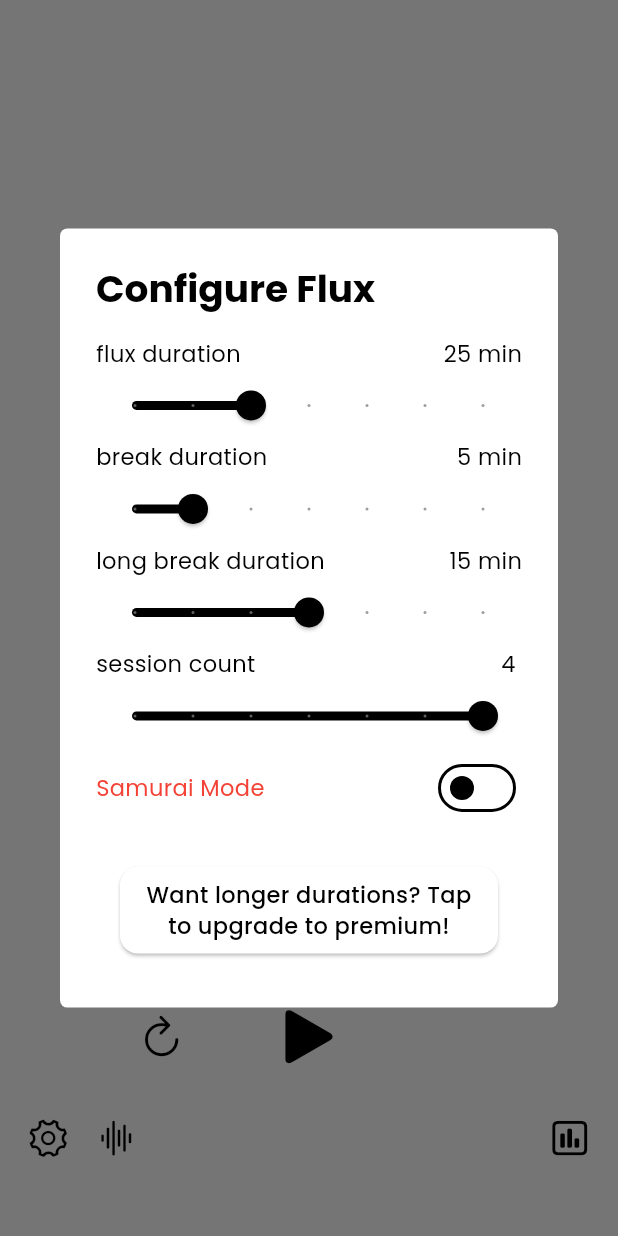
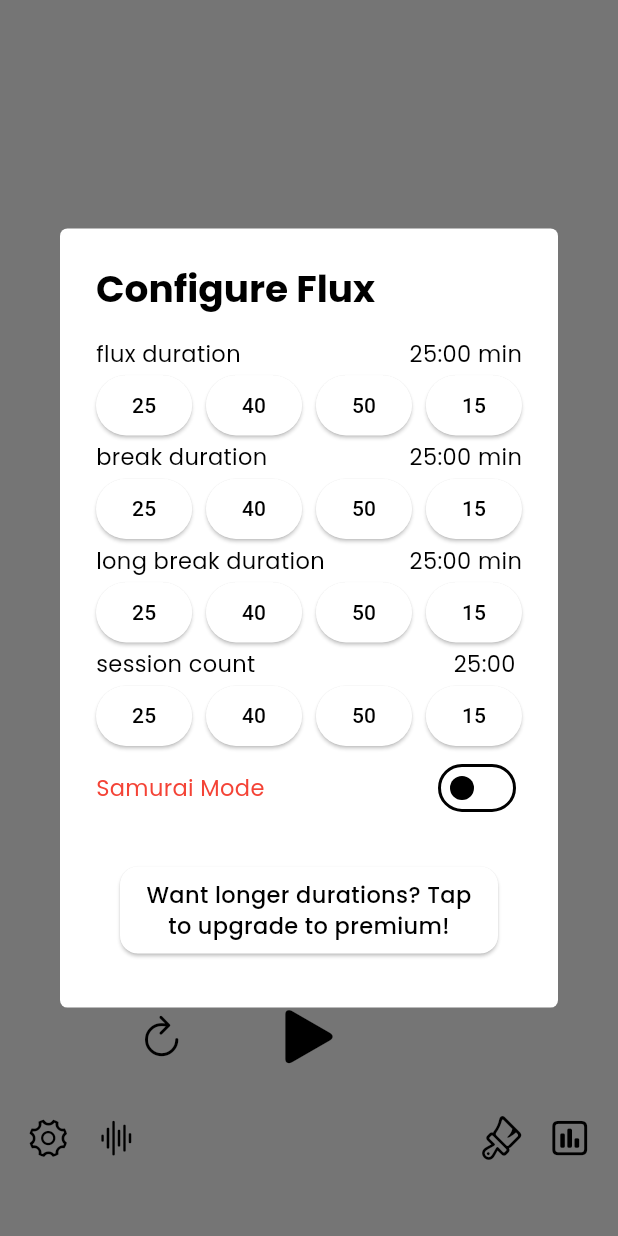
Before and after one commit to serifagir/flux, a Flutter app: the screen it shows after launch, after a tap on an icon or button, on a phone screen of 412 x 824 dp. Run offline on Flutter 3.47's test engine with Material 3 defaults, Android fonts, the phone set to English and light mode, and no system bars; our stand-ins replace google_fonts, settings_ui, shared_preferences, wakelock; missing offline and left inert: dart:ffi.

Commit message:
some ui improvements

```diff
--- a/lib/components/main_page_components/session_control_buttons.dart
+++ b/lib/components/main_page_components/session_control_buttons.dart
@@ -15,7 +15,9 @@ class SessionControlButtons extends StatelessWidget {
   Widget build(BuildContext context) {
     final timerProvider = Provider.of<TimerProvider>(context);
     final size = MediaQuery.of(context).size;
-    return Row(
+    return Positioned(
+      bottom: 100,
+      child: Row(
         mainAxisAlignment: MainAxisAlignment.spaceBetween,
         crossAxisAlignment: CrossAxisAlignment.center,
         children: [
@@ -53,10 +55,12 @@ class SessionControlButtons extends StatelessWidget {
             onPressed: () {
               timerProvider.jumpNextRound();
             },
-          icon: Icon(timerProvider.isBreakTime ? CupertinoIcons.forward : null,
+            icon: Icon(
+                timerProvider.isBreakTime ? CupertinoIcons.forward : null,
                 size: 30.0),
           ),
         ],
+      ),
     );
   }
 }
--- a/lib/components/main_page_components/session_timer.dart
+++ b/lib/components/main_page_components/session_timer.dart
@@ -12,13 +12,15 @@ class SessionTimer extends StatelessWidget {
 
   @override
   Widget build(BuildContext context) {
-    return const Column(
+    return Center(
+      child: const Column(
         mainAxisAlignment: MainAxisAlignment.center,
         children: [
           TimeModeWidget(),
           SessionCountIndicator(),
           TimeWidget(),
         ],
+      ),
     );
   }
 }
--- a/lib/provider/stats_provider.dart
+++ b/lib/provider/stats_provider.dart
@@ -3,8 +3,42 @@ import 'package:flux/models/flux.dart';
 
 class StatsProvider extends ChangeNotifier {
   int _totalTime = 0;
+  int _totalSessions = 0;
 
-  List<Flux> _completedFluxes = [];
+  final List<Flux> _completedFluxes = [
+    Flux(
+      fluxDuration: 100,
+      date: DateTime.now(),
+    ),
+    Flux(
+      fluxDuration: 100,
+      date: DateTime.now().subtract(const Duration(days: 1)),
+    ),
+    Flux(
+      fluxDuration: 100,
+      date: DateTime.now().subtract(const Duration(days: 2)),
+    ),
+    Flux(
+      fluxDuration: 100,
+      date: DateTime.now().subtract(const Duration(days: 2)),
+    ),
+    Flux(
+      fluxDuration: 100,
+      date: DateTime.now().subtract(const Duration(days: 3)),
+    ),
+    Flux(
+      fluxDuration: 100,
+      date: DateTime.now().subtract(const Duration(days: 3)),
+    ),
+    Flux(
+      fluxDuration: 100,
+      date: DateTime.now().subtract(const Duration(days: 3)),
+    ),
+    Flux(
+      fluxDuration: 100,
+      date: DateTime.now().subtract(const Duration(days: 4)),
+    ),
+  ];
 
   int get totalTime => _totalTime;
 
@@ -18,4 +52,18 @@ class StatsProvider extends ChangeNotifier {
     _totalTime += time;
     notifyListeners();
   }
+
+  void dailyDataHandler(DateTime date) {
+    _totalTime = 0;
+    _totalSessions = 0;
+    _completedFluxes.forEach((flux) {
+      _totalSessions++;
+      if (flux.date.day == date.day &&
+          flux.date.month == date.month &&
+          flux.date.year == date.year) {
+        _totalTime += flux.fluxDuration;
+      }
+    });
+    notifyListeners();
+  }
 }
--- a/lib/screens/main_page.dart
+++ b/lib/screens/main_page.dart
@@ -6,7 +6,6 @@ import 'package:flux/provider/flux_configure_provider.dart';
 import 'package:flux/provider/samurai_mode_provider.dart';
 import 'package:flux/provider/time_provider.dart';
 import 'package:flux/screens/settings_page.dart';
-import 'package:flux/screens/stats_page.dart';
 import 'package:google_fonts/google_fonts.dart';
 import 'package:provider/provider.dart';
 
@@ -22,20 +21,31 @@ class MainPage extends StatelessWidget {
           child: Stack(
         alignment: AlignmentDirectional.center,
         children: [
-          Positioned(
-              bottom: size.width * 0.1,
-              left: size.width * 0.02,
-              child: timerProvider.isRunning
-                  ? const SizedBox()
-                  : IconButton(
-                      onPressed: () {
-                        Navigator.push(
-                            context,
-                            MaterialPageRoute(
-                                builder: (context) => const SettingsPage()));
-                      },
-                      icon: const Icon(CupertinoIcons.gear_alt, size: 30))),
-          Positioned(
+          SettingsPageNavigateButton(size: size, timerProvider: timerProvider),
+          FluxConfigureDialogButton(size: size, timerProvider: timerProvider),
+          StatsPageNavigateButton(size: size),
+          CustomizePageNavigateButton(size: size),
+          const SessionTimer(),
+          const SessionControlButtons()
+        ],
+      )),
+    );
+  }
+}
+
+class FluxConfigureDialogButton extends StatelessWidget {
+  const FluxConfigureDialogButton({
+    super.key,
+    required this.size,
+    required this.timerProvider,
+  });
+
+  final Size size;
+  final TimerProvider timerProvider;
+
+  @override
+  Widget build(BuildContext context) {
+    return Positioned(
         bottom: size.width * 0.1,
         left: size.width * 0.13,
         child: timerProvider.isRunning
@@ -52,42 +62,7 @@ class MainPage extends StatelessWidget {
                 icon: const Icon(
                   CupertinoIcons.waveform,
                   size: 30,
-                      ))),
-          Positioned(
-              bottom: size.width * 0.1,
-              right: size.width * 0.02,
-              child: IconButton(
-                  onPressed: () {
-                    Navigator.push(
-                        context,
-                        MaterialPageRoute(
-                            builder: (context) => const StatsPage()));
-                  },
-                  icon: const Icon(CupertinoIcons.chart_bar_square, size: 30))),
-          // Positioned(
-          //     bottom: size.width * 0.1,
-          //     right: size.width * 0.13,
-          //     child: IconButton(
-          //         onPressed: () {
-          //           showDialog(
-          //               context: context,
-          //               builder: (context) => const CustomizePage());
-          //         },
-          //         icon: const Icon(
-          //           CupertinoIcons.paintbrush,
-          //           size: 30,
-          //         ))),
-
-          Center(
-            child: SessionTimer(),
-          ),
-          Positioned(
-            bottom: 100,
-            child: SessionControlButtons(),
-          )
-        ],
-      )),
-    );
+                )));
   }
 }
 
@@ -205,11 +180,6 @@ class DurationWidget extends StatelessWidget {
     final timerProvider = Provider.of<TimerProvider>(context);
     return Column(
       children: [
-        Column(
-          mainAxisAlignment: MainAxisAlignment.center,
-          crossAxisAlignment: CrossAxisAlignment.start,
-          mainAxisSize: MainAxisSize.max,
-          children: [
         Row(
           mainAxisAlignment: MainAxisAlignment.spaceBetween,
           crossAxisAlignment: CrossAxisAlignment.center,
@@ -224,7 +194,7 @@ class DurationWidget extends StatelessWidget {
               ),
             ),
             Text(
-                  " $sliderValue $minText",
+              " ${timerProvider.currentTimeDisplay} $minText",
               softWrap: true,
               textAlign: TextAlign.left,
               style: GoogleFonts.poppins(
@@ -234,18 +204,33 @@ class DurationWidget extends StatelessWidget {
             ),
           ],
         ),
-            Slider(
-              label: "$sliderValue",
-              divisions: 6,
-              max: max,
-              min: min,
-              value: sliderValue.toDouble(),
-              onChanged: (value) {
-                sliderValue = value.toInt();
-                updateValue(sliderValue);
+        Row(
+          mainAxisAlignment: MainAxisAlignment.spaceBetween,
+          children: [
+            ElevatedButton(
+                onPressed: () {
+                  updateValue(15);
                   timerProvider.resetTimer();
                 },
-            ),
+                child: Text("25")),
+            ElevatedButton(
+                onPressed: () {
+                  updateValue(15);
+                  timerProvider.resetTimer();
+                },
+                child: Text("40")),
+            ElevatedButton(
+                onPressed: () {
+                  updateValue(15);
+                  timerProvider.resetTimer();
+                },
+                child: Text("50")),
+            ElevatedButton(
+                onPressed: () {
+                  updateValue(15);
+                  timerProvider.resetTimer();
+                },
+                child: Text("15")),
           ],
         ),
       ],
@@ -312,3 +297,79 @@ class SamuraiModeForm extends StatelessWidget {
     );
   }
 }
+
+class SettingsPageNavigateButton extends StatelessWidget {
+  const SettingsPageNavigateButton({
+    super.key,
+    required this.size,
+    required this.timerProvider,
+  });
+
+  final Size size;
+  final TimerProvider timerProvider;
+
+  @override
+  Widget build(BuildContext context) {
+    return Positioned(
+        bottom: size.width * 0.1,
+        left: size.width * 0.02,
+        child: timerProvider.isRunning
+            ? const SizedBox()
+            : IconButton(
+                onPressed: () {
+                  Navigator.push(
+                      context,
+                      MaterialPageRoute(
+                          builder: (context) => const SettingsPage()));
+                },
+                icon: const Icon(CupertinoIcons.gear_alt, size: 30)));
+  }
+}
+
+class StatsPageNavigateButton extends StatelessWidget {
+  const StatsPageNavigateButton({
+    super.key,
+    required this.size,
+  });
+
+  final Size size;
+
+  @override
+  Widget build(BuildContext context) {
+    return Positioned(
+        bottom: size.width * 0.1,
+        right: size.width * 0.02,
+        child: IconButton(
+            onPressed: () {
+              Navigator.push(context,
+                  MaterialPageRoute(builder: (context) => Text("null")));
+            },
+            icon: const Icon(CupertinoIcons.chart_bar_square, size: 30)));
+  }
+}
+
+class CustomizePageNavigateButton extends StatelessWidget {
+  const CustomizePageNavigateButton({
+    super.key,
+    required this.size,
+  });
+
+  final Size size;
+
+  @override
+  Widget build(BuildContext context) {
+    return Positioned(
+        bottom: size.width * 0.1,
+        right: size.width * 0.13,
+        child: IconButton(
+            onPressed: () {
+              showDialog(
+                  context: context,
+                  builder: (context) => const Text("customize page"));
+            },
+            icon: const Icon(
+              CupertinoIcons.paintbrush,
+              size: 30,
+            )));
+  }
+}
```
Also changed, not shown: lib/components/stats_page_components/bar_chart_component.dart (deleted, +0 -204 lines), lib/screens/stats_page.dart (deleted, +0 -188 lines). Lines whose indentation alone changed are shown as unchanged.
